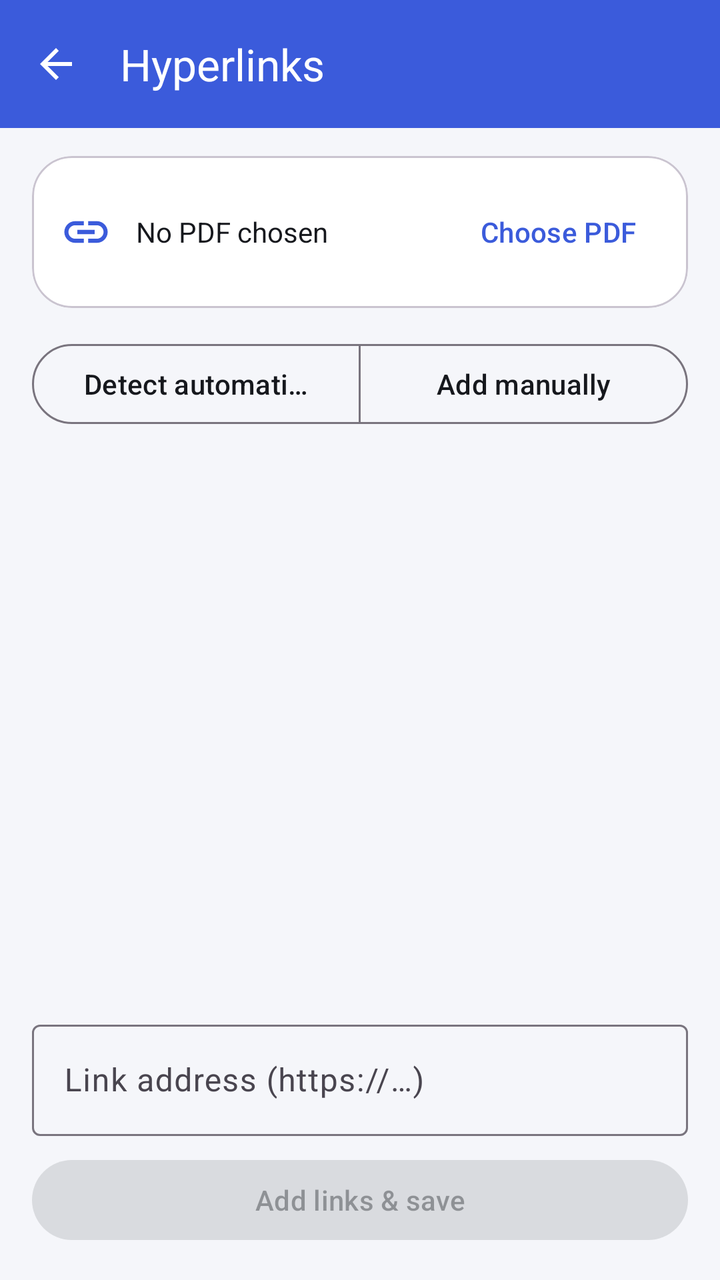
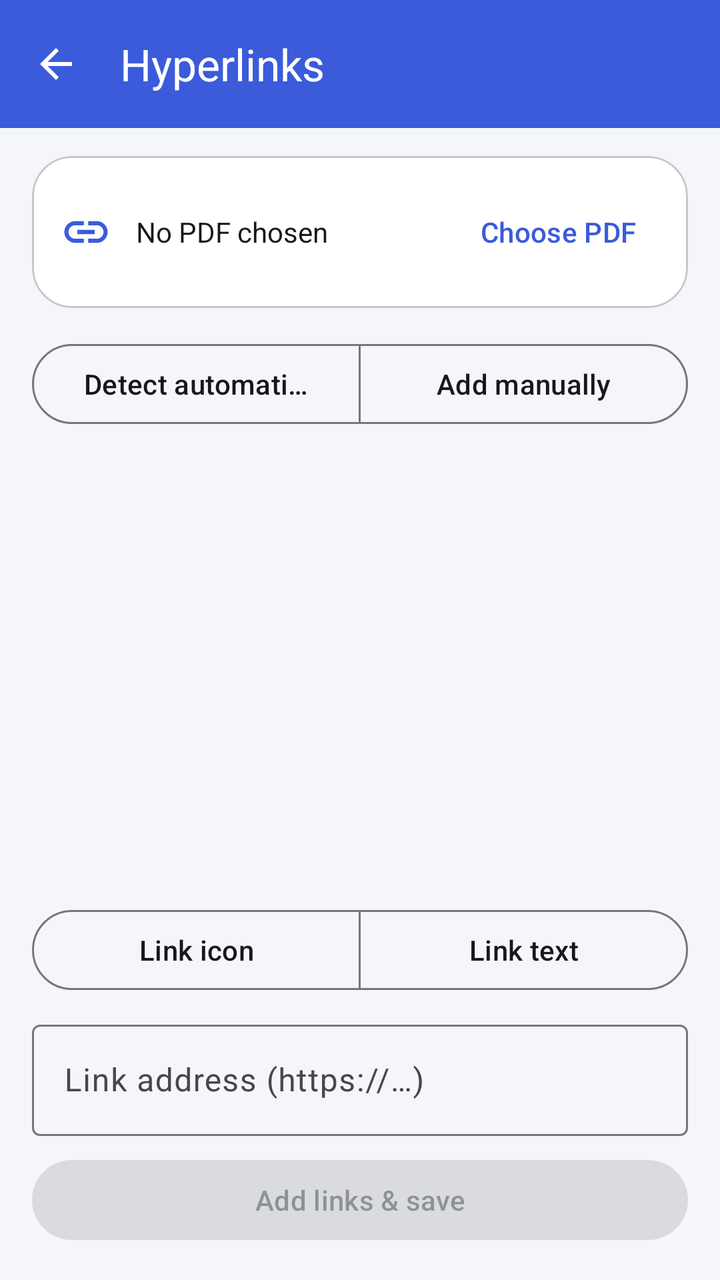

An Android layout rendered at two revisions. The XML below is the earlier revision; the diff shows what the commit changed to produce the second picture.
<!-- AndroidManifest.xml: application theme Theme.PDFsmith -->
<!-- res/layout/activity_links.xml -->
<?xml version="1.0" encoding="utf-8"?>
<LinearLayout xmlns:android="http://schemas.android.com/apk/res/android"
    xmlns:app="http://schemas.android.com/apk/res-auto"
    android:layout_width="match_parent"
    android:layout_height="match_parent"
    android:background="@color/app_background"
    android:orientation="vertical">

    <com.google.android.material.appbar.MaterialToolbar
        android:id="@+id/toolbar"
        android:layout_width="match_parent"
        android:layout_height="?attr/actionBarSize"
        android:background="?attr/colorPrimary"
        app:navigationIcon="@drawable/ic_back"
        app:navigationIconTint="@color/white"
        app:title="@string/tool_links"
        app:titleTextColor="@color/white" />

    <com.google.android.material.card.MaterialCardView
        android:layout_width="match_parent"
        android:layout_height="wrap_content"
        android:layout_marginStart="16dp"
        android:layout_marginTop="14dp"
        android:layout_marginEnd="16dp"
        app:cardCornerRadius="20dp">

        <LinearLayout
            android:layout_width="match_parent"
            android:layout_height="wrap_content"
            android:gravity="center_vertical"
            android:orientation="horizontal"
            android:padding="14dp">

            <ImageView
                android:layout_width="26dp"
                android:layout_height="26dp"
                android:contentDescription="@string/tool_links"
                android:src="@drawable/ic_link"
                app:tint="@color/brand_primary" />

            <TextView
                android:id="@+id/fileName"
                android:layout_width="0dp"
                android:layout_height="wrap_content"
                android:layout_marginStart="12dp"
                android:layout_weight="1"
                android:ellipsize="middle"
                android:maxLines="1"
                android:text="@string/msg_no_file_chosen"
                android:textColor="@color/text_primary"
                android:textSize="14sp" />

            <com.google.android.material.button.MaterialButton
                android:id="@+id/btnChoose"
                style="@style/Widget.Material3.Button.TextButton"
                android:layout_width="wrap_content"
                android:layout_height="wrap_content"
                android:text="@string/action_choose_pdf" />
        </LinearLayout>
    </com.google.android.material.card.MaterialCardView>

    <com.google.android.material.button.MaterialButtonToggleGroup
        android:id="@+id/modeGroup"
        android:layout_width="match_parent"
        android:layout_height="wrap_content"
        android:layout_marginStart="16dp"
        android:layout_marginTop="14dp"
        android:layout_marginEnd="16dp"
        app:selectionRequired="true"
        app:singleSelection="true">

        <com.google.android.material.button.MaterialButton
            android:id="@+id/modeAuto"
            style="@style/Widget.Material3.Button.OutlinedButton"
            android:layout_width="0dp"
            android:layout_height="wrap_content"
            android:layout_weight="1"
            android:text="@string/links_mode_auto" />

        <com.google.android.material.button.MaterialButton
            android:id="@+id/modeManual"
            style="@style/Widget.Material3.Button.OutlinedButton"
            android:layout_width="0dp"
            android:layout_height="wrap_content"
            android:layout_weight="1"
            android:text="@string/links_mode_manual" />
    </com.google.android.material.button.MaterialButtonToggleGroup>

    <TextView
        android:id="@+id/info"
        android:layout_width="match_parent"
        android:layout_height="wrap_content"
        android:paddingStart="16dp"
        android:paddingTop="12dp"
        android:paddingEnd="16dp"
        android:textColor="@color/text_secondary"
        android:textSize="13sp" />

    <ScrollView
        android:id="@+id/listWrap"
        android:layout_width="match_parent"
        android:layout_height="0dp"
        android:layout_weight="1"
        android:paddingStart="12dp"
        android:paddingEnd="12dp">

        <LinearLayout
            android:id="@+id/linkList"
            android:layout_width="match_parent"
            android:layout_height="wrap_content"
            android:orientation="vertical" />
    </ScrollView>

    <LinearLayout
        android:id="@+id/manualWrap"
        android:layout_width="match_parent"
        android:layout_height="0dp"
        android:layout_weight="1"
        android:orientation="vertical"
        android:visibility="gone">

        <FrameLayout
            android:layout_width="match_parent"
            android:layout_height="0dp"
            android:layout_weight="1"
            android:background="@color/viewer_bg">

            <ImageView
                android:id="@+id/pageImage"
                android:layout_width="match_parent"
                android:layout_height="match_parent"
                android:contentDescription="@string/tool_links"
                android:scaleType="fitCenter" />

            <com.vk062777.pdfsmith.ui.CropView
                android:id="@+id/rectPick"
                android:layout_width="match_parent"
                android:layout_height="match_parent" />
        </FrameLayout>

        <LinearLayout
            android:layout_width="match_parent"
            android:layout_height="wrap_content"
            android:gravity="center_vertical"
            android:orientation="horizontal"
            android:paddingTop="4dp">

            <ImageButton
                android:id="@+id/prevPage"
                android:layout_width="44dp"
                android:layout_height="44dp"
                android:background="?attr/selectableItemBackgroundBorderless"
                android:contentDescription="@string/action_move_up"
                android:src="@drawable/ic_chevron_left"
                app:tint="@color/text_primary" />

            <TextView
                android:id="@+id/pageLabel"
                android:layout_width="0dp"
                android:layout_height="wrap_content"
                android:layout_weight="1"
                android:gravity="center"
                android:textColor="@color/text_secondary"
                android:textSize="13sp" />

            <ImageButton
                android:id="@+id/nextPage"
                android:layout_width="44dp"
                android:layout_height="44dp"
                android:background="?attr/selectableItemBackgroundBorderless"
                android:contentDescription="@string/action_move_down"
                android:src="@drawable/ic_chevron_right"
                app:tint="@color/text_primary" />
        </LinearLayout>
    </LinearLayout>

    <LinearLayout
        android:id="@+id/colourRow"
        android:layout_width="match_parent"
        android:layout_height="wrap_content"
        android:layout_marginStart="16dp"
        android:layout_marginTop="10dp"
        android:layout_marginEnd="16dp"
        android:gravity="center_vertical"
        android:orientation="horizontal"
        android:visibility="gone" />

    <com.google.android.material.textfield.TextInputLayout
        android:id="@+id/urlWrap"
        style="@style/Widget.Material3.TextInputLayout.OutlinedBox"
        android:layout_width="match_parent"
        android:layout_height="wrap_content"
        android:layout_marginStart="16dp"
        android:layout_marginTop="8dp"
        android:layout_marginEnd="16dp"
        android:hint="@string/hint_link_url">

        <com.google.android.material.textfield.TextInputEditText
            android:id="@+id/urlInput"
            android:layout_width="match_parent"
            android:layout_height="wrap_content"
            android:inputType="textUri"
            android:maxLines="1" />
    </com.google.android.material.textfield.TextInputLayout>

    <com.google.android.material.button.MaterialButton
        android:id="@+id/btnRun"
        android:layout_width="match_parent"
        android:layout_height="wrap_content"
        android:layout_marginStart="16dp"
        android:layout_marginTop="8dp"
        android:layout_marginEnd="16dp"
        android:layout_marginBottom="16dp"
        android:enabled="false"
        android:text="@string/links_add_save" />

</LinearLayout>
<!-- resources referenced by this layout -->
<resources>
  <color name="app_background">#FFF5F6FA</color>
  <color name="brand_primary">#FF3B5BDB</color>
  <color name="text_primary">#FF16181D</color>
  <color name="text_secondary">#FF5B6472</color>
  <color name="viewer_bg">#FF2B2D33</color>
  <color name="white">#FFFFFFFF</color>
  <!-- drawable ic_back (drawable) -->
  <?xml version="1.0" encoding="utf-8"?>
  <vector xmlns:android="http://schemas.android.com/apk/res/android"
      android:width="24dp" android:height="24dp"
      android:viewportWidth="24" android:viewportHeight="24"
  >
          <path android:fillColor="#FF000000" android:pathData="M20,11H7.8l5.6,-5.6L12,4l-8,8l8,8l1.4,-1.4L7.8,13H20z"/>
  </vector>
  <!-- drawable ic_chevron_left (drawable) -->
  <?xml version="1.0" encoding="utf-8"?>
  <vector xmlns:android="http://schemas.android.com/apk/res/android"
      android:width="24dp" android:height="24dp"
      android:viewportWidth="24" android:viewportHeight="24">
      <path android:fillColor="#FF000000" android:pathData="M15.4,7.4L14,6l-6,6l6,6l1.4,-1.4L10.8,12z"/>
  </vector>
  <!-- drawable ic_chevron_right (drawable) -->
  <?xml version="1.0" encoding="utf-8"?>
  <vector xmlns:android="http://schemas.android.com/apk/res/android"
      android:width="24dp" android:height="24dp"
      android:viewportWidth="24" android:viewportHeight="24">
      <path android:fillColor="#FF000000" android:pathData="M8.6,16.6L10,18l6,-6l-6,-6l-1.4,1.4L13.2,12z"/>
  </vector>
  <!-- drawable ic_link (drawable) -->
  <?xml version="1.0" encoding="utf-8"?>
  <vector xmlns:android="http://schemas.android.com/apk/res/android"
      android:width="24dp" android:height="24dp"
      android:viewportWidth="24" android:viewportHeight="24">
      <path android:fillColor="#FF000000"
          android:pathData="M3.9,12c0,-1.71 1.39,-3.1 3.1,-3.1h4V7H7c-2.76,0 -5,2.24 -5,5s2.24,5 5,5h4v-1.9H7c-1.71,0 -3.1,-1.39 -3.1,-3.1zM8,13h8v-2H8v2zM17,7h-4v1.9h4c1.71,0 3.1,1.39 3.1,3.1s-1.39,3.1 -3.1,3.1h-4V17h4c2.76,0 5,-2.24 5,-5s-2.24,-5 -5,-5z" />
  </vector>
  <string name="action_choose_pdf">Choose PDF</string>
  <string name="action_move_down">Move down</string>
  <string name="action_move_up">Move up</string>
  <string name="hint_link_url">Link address (https://\u2026)</string>
  <string name="links_add_save">Add links &amp; save</string>
  <string name="links_mode_auto">Detect automatically</string>
  <string name="links_mode_manual">Add manually</string>
  <string name="msg_no_file_chosen">No PDF chosen</string>
  <string name="tool_links">Hyperlinks</string>
  <color name="brand_secondary">#FF0C8599</color>
  <color name="brand_secondary_container">#FFD3F1F5</color>
  <color name="surface">#FFFFFFFF</color>
  <style name="Animation.PDFsmith" parent="@android:style/Animation.Activity">
          <item name="android:activityOpenEnterAnimation">@anim/slide_in_right</item>
          <item name="android:activityOpenExitAnimation">@anim/fade_out_slight</item>
          <item name="android:activityCloseEnterAnimation">@anim/fade_in_slight</item>
          <item name="android:activityCloseExitAnimation">@anim/slide_out_right</item>
      </style>
  <!-- unchanged entries left out for length: 1 -->
</resources>

<!-- the commit's change to res/layout/activity_links.xml (unified diff, before → after) -->
@@ -174,6 +174,86 @@
         </LinearLayout>
     </LinearLayout>
 
+    <com.google.android.material.button.MaterialButtonToggleGroup
+        android:id="@+id/kindGroup"
+        android:layout_width="match_parent"
+        android:layout_height="wrap_content"
+        android:layout_marginStart="16dp"
+        android:layout_marginTop="10dp"
+        android:layout_marginEnd="16dp"
+        app:selectionRequired="true"
+        app:singleSelection="true">
+
+        <com.google.android.material.button.MaterialButton
+            android:id="@+id/kindIcon"
+            style="@style/Widget.Material3.Button.OutlinedButton"
+            android:layout_width="0dp"
+            android:layout_height="wrap_content"
+            android:layout_weight="1"
+            android:text="@string/links_kind_icon" />
+
+        <com.google.android.material.button.MaterialButton
+            android:id="@+id/kindText"
+            style="@style/Widget.Material3.Button.OutlinedButton"
+            android:layout_width="0dp"
+            android:layout_height="wrap_content"
+            android:layout_weight="1"
+            android:text="@string/links_kind_text" />
+    </com.google.android.material.button.MaterialButtonToggleGroup>
+
+    <com.google.android.material.textfield.TextInputLayout
+        android:id="@+id/textWrap"
+        style="@style/Widget.Material3.TextInputLayout.OutlinedBox"
+        android:layout_width="match_parent"
+        android:layout_height="wrap_content"
+        android:layout_marginStart="16dp"
+        android:layout_marginTop="8dp"
+        android:layout_marginEnd="16dp"
+        android:hint="@string/hint_link_text"
+        android:visibility="gone">
+
+        <com.google.android.material.textfield.TextInputEditText
+            android:id="@+id/textInput"
+            android:layout_width="match_parent"
+            android:layout_height="wrap_content"
+            android:inputType="text"
+            android:maxLines="1" />
+    </com.google.android.material.textfield.TextInputLayout>
+
+    <LinearLayout
+        android:id="@+id/fontRow"
+        android:layout_width="match_parent"
+        android:layout_height="wrap_content"
+        android:layout_marginStart="16dp"
+        android:layout_marginTop="8dp"
+        android:layout_marginEnd="16dp"
+        android:gravity="center_vertical"
+        android:orientation="horizontal"
+        android:visibility="gone">
+
+        <Spinner
+            android:id="@+id/fontSpinner"
+            android:layout_width="0dp"
+            android:layout_height="wrap_content"
+            android:layout_weight="1" />
+
+        <com.google.android.material.textfield.TextInputLayout
+            style="@style/Widget.Material3.TextInputLayout.OutlinedBox"
+            android:layout_width="96dp"
+            android:layout_height="wrap_content"
+            android:layout_marginStart="10dp"
+            android:hint="@string/hint_link_size">
+
+            <com.google.android.material.textfield.TextInputEditText
+                android:id="@+id/sizeInput"
+                android:layout_width="match_parent"
+                android:layout_height="wrap_content"
+                android:inputType="number"
+                android:maxLines="1"
+                android:text="18" />
+        </com.google.android.material.textfield.TextInputLayout>
+    </LinearLayout>
+
     <LinearLayout
         android:id="@+id/colourRow"
         android:layout_width="match_parent"
<!-- resource entries referenced after the edit -->
@@ -39,8 +39,12 @@
   <string name="action_choose_pdf">Choose PDF</string>
   <string name="action_move_down">Move down</string>
   <string name="action_move_up">Move up</string>
+  <string name="hint_link_size">Size</string>
+  <string name="hint_link_text">Text to show on the page</string>
   <string name="hint_link_url">Link address (https://\u2026)</string>
   <string name="links_add_save">Add links &amp; save</string>
+  <string name="links_kind_icon">Link icon</string>
+  <string name="links_kind_text">Link text</string>
   <string name="links_mode_auto">Detect automatically</string>
   <string name="links_mode_manual">Add manually</string>
   <string name="msg_no_file_chosen">No PDF chosen</string>
